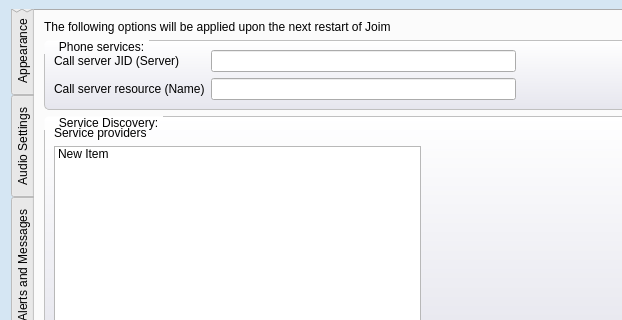
Old version of the form src/tools/customwidgets/optionsdialog_base.ui in the repository AlekSi/Jabbin; both pictures show x 0 to 622 and y 0 to 320 of the 850 by 632 pixel window.
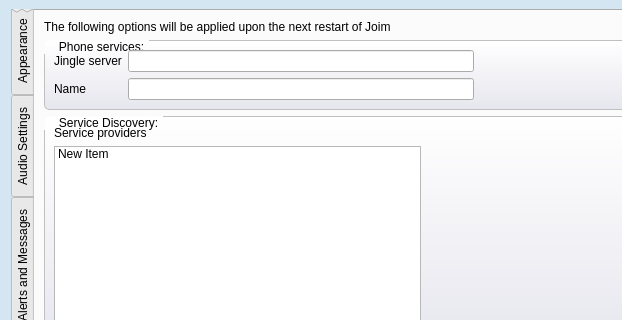
New version of the form. Icons and pictures are not drawn. Custom widgets are drawn as their Qt base class.

Commit message: Changed captions for jingle server

The edit to the form file:
```diff
--- a/src/tools/customwidgets/optionsdialog_base.ui
+++ b/src/tools/customwidgets/optionsdialog_base.ui
@@ -1231,7 +1231,7 @@
              <item row="0" column="0">
               <widget class="QLabel" name="label_4">
                <property name="text">
-                <string>Call server JID (Server)</string>
+                <string>Jingle server</string>
                </property>
               </widget>
              </item>
@@ -1245,7 +1245,7 @@
              <item row="1" column="0">
               <widget class="QLabel" name="label_5">
                <property name="text">
-                <string>Call server resource (Name)</string>
+                <string>Name</string>
                </property>
               </widget>
              </item>
```
